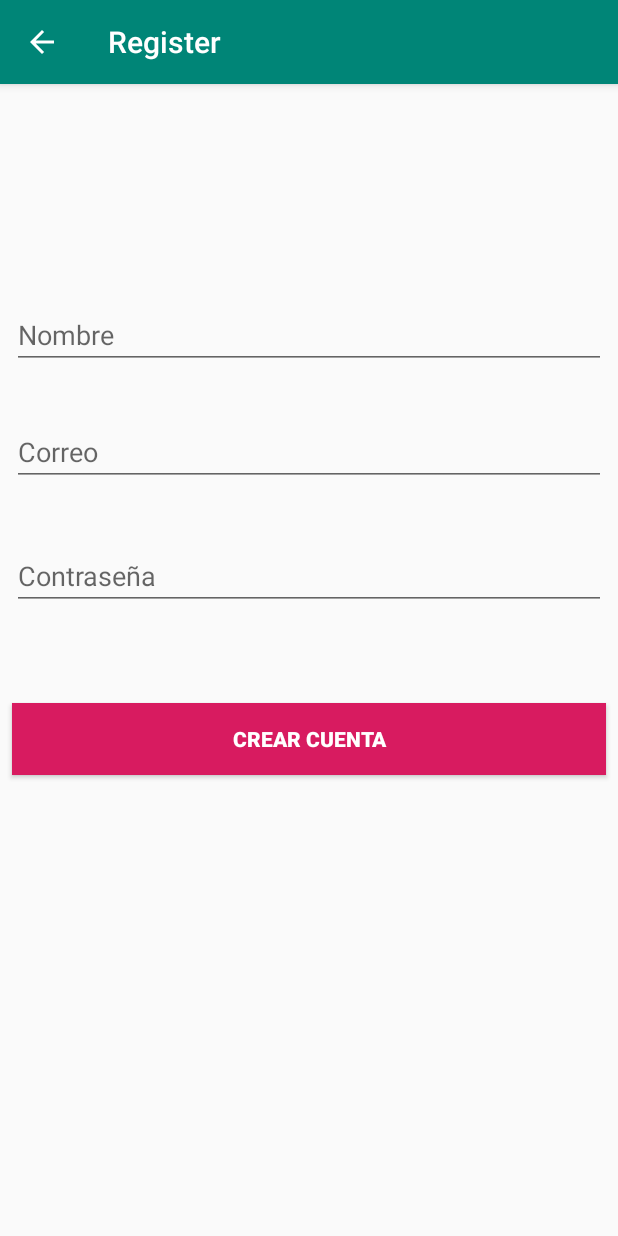
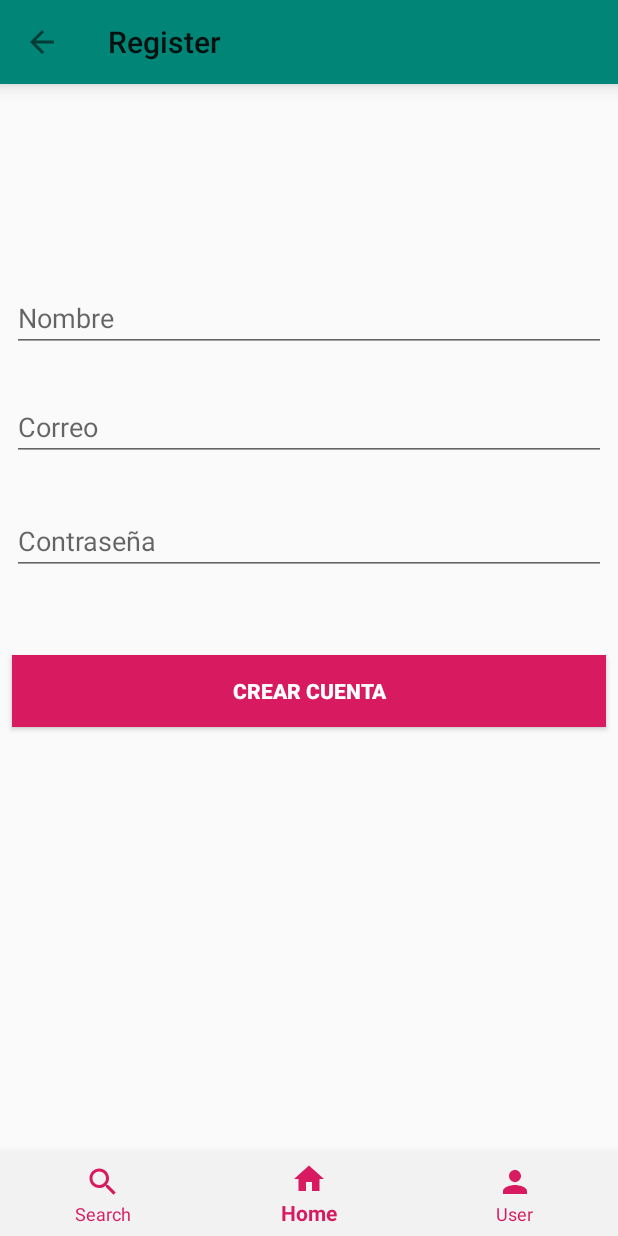
Before and after one commit to DonMed00/NetGames, an Android app: the RegisterFragment screen opened through its navigation route, on a phone screen of 412 x 824 dp. Run offline under Robolectric (Android 15) with nearby library versions, the phone set to English and light mode, and no system bars; our stand-ins replace Firebase (no records; nobody signed in at launch, a user with empty details on screens opened directly), navigation-ui.

Commit message:
añadido bottomnavgiation

```diff
--- a/app/src/main/AndroidManifest.xml
+++ b/app/src/main/AndroidManifest.xml
@@ -9,7 +9,8 @@
         android:roundIcon="@mipmap/ic_launcher_round"
         android:supportsRtl="true"
         android:theme="@style/AppTheme">
-        <activity android:name=".ui.MainActivity">
+        <activity android:name=".ui.MainActivity"
+            android:theme="@style/AppTheme.NoActionBar">
             <intent-filter>
                 <action android:name="android.intent.action.MAIN" />
 
--- a/app/src/main/java/com/donmedapp/netgames/ui/MainActivity.kt
+++ b/app/src/main/java/com/donmedapp/netgames/ui/MainActivity.kt
@@ -2,27 +2,35 @@ package com.donmedapp.netgames.ui
 
 import androidx.appcompat.app.AppCompatActivity
 import android.os.Bundle
+import android.view.Menu
+import android.widget.Toolbar
 import androidx.navigation.NavController
 import androidx.navigation.findNavController
 import androidx.navigation.ui.AppBarConfiguration
+import androidx.navigation.ui.NavigationUI
+import androidx.navigation.ui.setupWithNavController
 import com.donmedapp.netgames.R
+import kotlinx.android.synthetic.main.activity_main.*
 
 class MainActivity : AppCompatActivity() {
-
-    override fun onCreate(savedInstanceState: Bundle?) {
-        super.onCreate(savedInstanceState)
-        setContentView(R.layout.activity_main)
-    }
 
     private val navController: NavController by lazy {
         findNavController(R.id.navHostFragment)
     }
 
-    private val appBarConfiguration: AppBarConfiguration =
-        AppBarConfiguration.Builder(
-            R.id.loginFragment
-        )
-            .build()
+
+
+    override fun onCreate(savedInstanceState: Bundle?) {
+        super.onCreate(savedInstanceState)
+        setContentView(R.layout.activity_main)
+        NavigationUI.setupWithNavController(bottomNavigationView,navController)
+        setupAppBar()
+    }
+
+    private fun setupAppBar() {
+        setSupportActionBar(toolbar)
+
+    }
 
 
     override fun onSupportNavigateUp(): Boolean {
@@ -31,4 +39,8 @@ class MainActivity : AppCompatActivity() {
     }
 
 
+
+
+
+
 }
--- a/app/src/main/java/com/donmedapp/netgames/ui/principal/PrincipalFragment.kt
+++ b/app/src/main/java/com/donmedapp/netgames/ui/home/HomeFragment.kt
@@ -1,25 +1,22 @@
-package com.donmedapp.netgames.ui.principal
+package com.donmedapp.netgames.ui.home
 
 
 import android.content.SharedPreferences
 import android.os.Bundle
-import android.preference.PreferenceManager
+import androidx.preference.PreferenceManager
 import androidx.fragment.app.Fragment
-import android.view.LayoutInflater
-import android.view.View
-import android.view.ViewGroup
 import android.widget.Toast
 import androidx.appcompat.app.AppCompatActivity
 import androidx.navigation.fragment.findNavController
 
 import com.donmedapp.netgames.R
 import com.google.firebase.auth.FirebaseAuth
-import kotlinx.android.synthetic.main.principal_fragment.*
+import kotlinx.android.synthetic.main.home_fragment.*
 
 /**
  * A simple [Fragment] subclass.
  */
-class PrincipalFragment : Fragment(R.layout.principal_fragment) {
+class HomeFragment : Fragment(R.layout.home_fragment) {
 
     private val settings: SharedPreferences by lazy {
         PreferenceManager.getDefaultSharedPreferences(activity)
@@ -28,10 +25,7 @@ class PrincipalFragment : Fragment(R.layout.principal_fragment) {
 
     override fun onActivityCreated(savedInstanceState: Bundle?) {
         super.onActivityCreated(savedInstanceState)
-        (requireActivity() as AppCompatActivity).supportActionBar?.run {
-            setTitle(R.string.principal_title)
-        }
-        mAuth = FirebaseAuth.getInstance()
+        setupViews()
 
 
         if (settings.getString("currentUser", "NOUSER") != "NOUSER") {
@@ -41,8 +35,23 @@ class PrincipalFragment : Fragment(R.layout.principal_fragment) {
                // Toast.makeText(activity, "No hay usuarios", Toast.LENGTH_SHORT).show()
 
         } else {
-            findNavController().navigate(R.id.loginFragment)
+            findNavController().navigate(R.id.loginDestination)
         }
+    }
+
+
+    private fun setupViews() {
+        mAuth = FirebaseAuth.getInstance()
+        setupAppBar()
+        setHasOptionsMenu(true)
+    }
+
+    private fun setupAppBar() {
+        (requireActivity() as AppCompatActivity).supportActionBar?.run {
+            setTitle(R.string.home_title)
+            setDisplayHomeAsUpEnabled(false)
+        }
+
     }
 
     private fun loginUser() {
--- a/app/src/main/java/com/donmedapp/netgames/ui/login/LoginFragment.kt
+++ b/app/src/main/java/com/donmedapp/netgames/ui/login/LoginFragment.kt
@@ -11,8 +11,9 @@ import androidx.fragment.app.Fragment
 import androidx.navigation.fragment.findNavController
 import androidx.preference.PreferenceManager
 import com.donmedapp.netgames.R
-import com.donmedapp.netgames.ui.MainActivity
+import com.donmedapp.netgames.extensions.invisibleUnless
 import com.google.firebase.auth.FirebaseAuth
+import kotlinx.android.synthetic.main.activity_main.*
 import kotlinx.android.synthetic.main.login_fragment.*
 
 /**
@@ -33,20 +34,22 @@ class LoginFragment : Fragment(R.layout.login_fragment) {
     override fun onActivityCreated(savedInstanceState: Bundle?) {
         super.onActivityCreated(savedInstanceState)
         setupViews()
+
     }
 
     private fun setupViews() {
         setupAppBar()
         initialise()
         setupBtns()
+        setHasOptionsMenu(true)
     }
 
     private fun setupAppBar() {
         (requireActivity() as AppCompatActivity).supportActionBar?.run {
             setTitle(R.string.app_name)
-            setHomeButtonEnabled(false)
             setDisplayHomeAsUpEnabled(false)
         }
+
     }
 
     private fun setupBtns() {
@@ -101,7 +104,7 @@ class LoginFragment : Fragment(R.layout.login_fragment) {
             putString("currentUser", txtEmail.text.toString())
             putString("currentPassword", txtPassword.text.toString())
         }
-        findNavController().navigate(R.id.navigateToPrincipal)
+        findNavController().navigate(R.id.navigateToHome)
 
     }
 
@@ -109,10 +112,10 @@ class LoginFragment : Fragment(R.layout.login_fragment) {
 
     /*Primero creamos nuestro evento login dentro de este llamamos nuestro método loginUser al dar click en el botón se iniciara sesión */
     fun login() {
-        if(txtEmail.text.toString().isNotEmpty() && txtPassword.text.toString().isNotEmpty()){
+        if (txtEmail.text.toString().isNotEmpty() && txtPassword.text.toString().isNotEmpty()) {
             loginUser()
-        }else{
-            Toast.makeText(activity,"esta vacio",Toast.LENGTH_SHORT).show()
+        } else {
+            Toast.makeText(activity, "esta vacio", Toast.LENGTH_SHORT).show()
         }
 
     }
--- /dev/null
+++ b/app/src/main/res/drawable/ic_home_black_24dp.xml
@@ -0,0 +1,9 @@
+<vector xmlns:android="http://schemas.android.com/apk/res/android"
+        android:width="24dp"
+        android:height="24dp"
+        android:viewportWidth="24.0"
+        android:viewportHeight="24.0">
+    <path
+        android:fillColor="#FF000000"
+        android:pathData="M10,20v-6h4v6h5v-8h3L12,3 2,12h3v8z"/>
+</vector>
--- /dev/null
+++ b/app/src/main/res/drawable/ic_person_black_24dp.xml
@@ -0,0 +1,9 @@
+<vector xmlns:android="http://schemas.android.com/apk/res/android"
+        android:width="24dp"
+        android:height="24dp"
+        android:viewportWidth="24.0"
+        android:viewportHeight="24.0">
+    <path
+        android:fillColor="#FF000000"
+        android:pathData="M12,12c2.21,0 4,-1.79 4,-4s-1.79,-4 -4,-4 -4,1.79 -4,4 1.79,4 4,4zM12,14c-2.67,0 -8,1.34 -8,4v2h16v-2c0,-2.66 -5.33,-4 -8,-4z"/>
+</vector>
--- /dev/null
+++ b/app/src/main/res/drawable/ic_search_black_24dp.xml
@@ -0,0 +1,9 @@
+<vector xmlns:android="http://schemas.android.com/apk/res/android"
+        android:width="24dp"
+        android:height="24dp"
+        android:viewportWidth="24.0"
+        android:viewportHeight="24.0">
+    <path
+        android:fillColor="#FF000000"
+        android:pathData="M15.5,14h-0.79l-0.28,-0.27C15.41,12.59 16,11.11 16,9.5 16,5.91 13.09,3 9.5,3S3,5.91 3,9.5 5.91,16 9.5,16c1.61,0 3.09,-0.59 4.23,-1.57l0.27,0.28v0.79l5,4.99L20.49,19l-4.99,-5zM9.5,14C7.01,14 5,11.99 5,9.5S7.01,5 9.5,5 14,7.01 14,9.5 11.99,14 9.5,14z"/>
+</vector>
--- a/app/src/main/res/layout/activity_main.xml
+++ b/app/src/main/res/layout/activity_main.xml
@@ -1,12 +1,43 @@
 <?xml version="1.0" encoding="utf-8"?>
+<LinearLayout xmlns:android="http://schemas.android.com/apk/res/android"
+    xmlns:app="http://schemas.android.com/apk/res-auto"
+    xmlns:tools="http://schemas.android.com/tools"
+    android:id="@+id/llRoot"
+    android:layout_width="match_parent"
+    android:layout_height="match_parent"
+    android:orientation="vertical">
+
+
+    <androidx.appcompat.widget.Toolbar
+        android:id="@+id/toolbar"
+        android:layout_width="match_parent"
+        android:layout_height="?attr/actionBarSize"
+        android:background="@color/colorPrimary"
+        android:elevation="@dimen/main_toolbar_elevation"
+        android:theme="@style/AppTheme.AppBarOverlay"
+        app:popupTheme="@style/AppTheme.PopupOverlay" />
+
 <fragment xmlns:android="http://schemas.android.com/apk/res/android"
     xmlns:app="http://schemas.android.com/apk/res-auto"
     xmlns:tools="http://schemas.android.com/tools"
     android:id="@+id/navHostFragment"
     android:name="androidx.navigation.fragment.NavHostFragment"
     android:layout_width="match_parent"
-    android:layout_height="match_parent"
+    android:layout_height="0dp"
+    android:layout_weight="1"
     app:defaultNavHost="true"
     app:navGraph="@navigation/main_activity"
     tools:context=".ui.MainActivity"
     tools:ignore="FragmentTagUsage" />
+
+
+    <com.google.android.material.bottomnavigation.BottomNavigationView
+        android:id="@+id/bottomNavigationView"
+        android:layout_width="match_parent"
+        android:layout_height="wrap_content"
+        android:background="@color/grey"
+        app:itemIconTint="@color/colorAccent"
+        app:itemTextColor="@color/colorAccent"
+        app:menu="@menu/main_activity_bottom_navigation_view" />
+
+</LinearLayout>
--- a/app/src/main/res/layout/principal_fragment.xml
+++ b/app/src/main/res/layout/home_fragment.xml
@@ -3,7 +3,7 @@
     xmlns:tools="http://schemas.android.com/tools"
     android:layout_width="match_parent"
     android:layout_height="match_parent"
-    tools:context=".ui.principal.PrincipalFragment">
+    tools:context=".ui.home.HomeFragment">
 
     <!-- TODO: Update blank fragment layout -->
     <TextView
--- /dev/null
+++ b/app/src/main/res/menu/main_activity_bottom_navigation_view.xml
@@ -0,0 +1,16 @@
+<?xml version="1.0" encoding="utf-8"?>
+<menu xmlns:android="http://schemas.android.com/apk/res/android">
+
+    <item
+        android:id="@+id/searchDestination"
+        android:icon="@drawable/ic_search_black_24dp"
+        android:title="@string/search_title"/>
+    <item
+        android:id="@+id/homeDestination"
+        android:icon="@drawable/ic_home_black_24dp"
+        android:title="@string/home_title"/>
+    <item
+        android:id="@+id/userDestination"
+        android:icon="@drawable/ic_person_black_24dp"
+        android:title="@string/user_title"/>
+</menu>
--- a/app/src/main/res/navigation/main_activity.xml
+++ b/app/src/main/res/navigation/main_activity.xml
@@ -3,38 +3,48 @@
     xmlns:app="http://schemas.android.com/apk/res-auto"
     xmlns:tools="http://schemas.android.com/tools"
     android:id="@+id/main_activity"
-    app:startDestination="@id/principalFragment">
+    app:startDestination="@id/homeDestination">
 
     <fragment
-        android:id="@+id/loginFragment"
+        android:id="@+id/loginDestination"
         android:name="com.donmedapp.netgames.ui.login.LoginFragment"
         android:label="@string/app_name"
         tools:layout="@layout/login_fragment" >
         <action
             android:id="@+id/navigateToRegister"
-            app:destination="@id/registerFragment" />
+            app:destination="@id/registerDestination" />
         <action
-            android:id="@+id/navigateToPrincipal"
-            app:destination="@id/principalFragment"
-            app:popUpTo="@+id/principalFragment"
+            android:id="@+id/navigateToHome"
+            app:destination="@id/homeDestination"
+            app:popUpTo="@+id/homeDestination"
             app:popUpToInclusive="true" />
         <action
             android:id="@+id/navigateToForgotPassword"
-            app:destination="@id/forgotPasswordFragment" />
+            app:destination="@id/forgotPasswordDestination" />
 
 
     </fragment>
     <fragment
-        android:id="@+id/registerFragment"
+        android:id="@+id/registerDestination"
         android:name="com.donmedapp.netgames.ui.register.RegisterFragment"
-        android:label="RegisterFragment" />
+        android:label="@string/register_title" />
     <fragment
-        android:id="@+id/principalFragment"
-        android:name="com.donmedapp.netgames.ui.principal.PrincipalFragment"
-        android:label="principal_fragment"
-        tools:layout="@layout/principal_fragment" />
+        android:id="@+id/homeDestination"
+        android:name="com.donmedapp.netgames.ui.home.HomeFragment"
+        android:label="@string/home_title"
+        tools:layout="@layout/home_fragment" />
     <fragment
-        android:id="@+id/forgotPasswordFragment"
+        android:id="@+id/forgotPasswordDestination"
         android:name="com.donmedapp.netgames.ui.forgotPassword.ForgotPasswordFragment"
-        android:label="ForgotPasswordFragment" />
+        android:label="@string/send_password_title" />
+    <fragment
+        android:id="@+id/searchDestination"
+        android:name="com.donmedapp.netgames.ui.search.SearchFragment"
+        android:label="@string/search_title"
+        tools:layout="@layout/search_fragment" />
+    <fragment
+        android:id="@+id/userDestination"
+        android:name="com.donmedapp.netgames.ui.user.UserFragment"
+        android:label="user_fragment"
+        tools:layout="@layout/user_fragment" />
 </navigation>
--- a/app/src/main/res/values/colors.xml
+++ b/app/src/main/res/values/colors.xml
@@ -3,4 +3,8 @@
     <color name="colorPrimary">#008577</color>
     <color name="colorPrimaryDark">#00574B</color>
     <color name="colorAccent">#D81B60</color>
+    <color name="white">#FFFFFF</color>
+    <color name="grey">#F2F2F2</color>
+    <color name="message">#64b5f6</color>
+    <color name="danger">#c62828</color>
 </resources>
--- /dev/null
+++ b/app/src/main/res/values/dimens.xml
@@ -0,0 +1,4 @@
+<?xml version="1.0" encoding="utf-8"?>
+<resources>
+    <dimen name="main_toolbar_elevation">8dp</dimen>
+</resources>
--- a/app/src/main/res/values/strings.xml
+++ b/app/src/main/res/values/strings.xml
@@ -14,4 +14,7 @@
     <string name="principal_title">Principal</string>
     <string name="send_password_title">Reset Password</string>
     <string name="register_title">Register</string>
+    <string name="home_title">Home</string>
+    <string name="search_title">Search</string>
+    <string name="user_title">User</string>
 </resources>
--- a/app/src/main/res/values/styles.xml
+++ b/app/src/main/res/values/styles.xml
@@ -14,4 +14,14 @@
         <item name="android:layout_margin">8dp</item>
     </style>
 
+
+    <style name="AppTheme.NoActionBar">
+        <item name="windowActionBar">false</item>
+        <item name="windowNoTitle">true</item>
+    </style>
+
+    <style name="AppTheme.AppBarOverlay" parent="ThemeOverlay.AppCompat.Light" />
+
+    <style name="AppTheme.PopupOverlay" parent="ThemeOverlay.AppCompat.Light" />
+
 </resources>
```
Also changed, not shown: app/src/main/java/com/donmedapp/netgames/ui/search/SearchFragment.kt (added, +37 -0 lines), app/src/main/java/com/donmedapp/netgames/ui/user/UserFragment.kt (added, +38 -0 lines), app/src/main/res/layout/search_fragment.xml (added, +14 -0 lines), app/src/main/res/layout/user_fragment.xml (added, +14 -0 lines).
